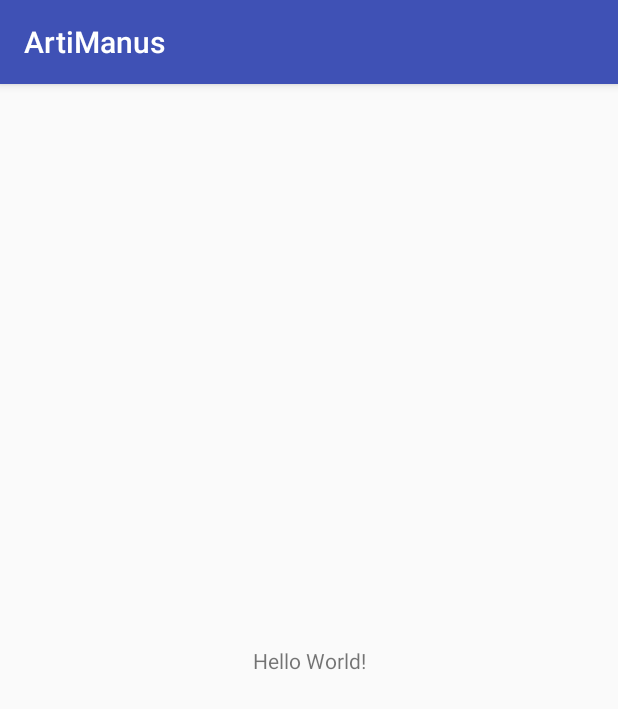
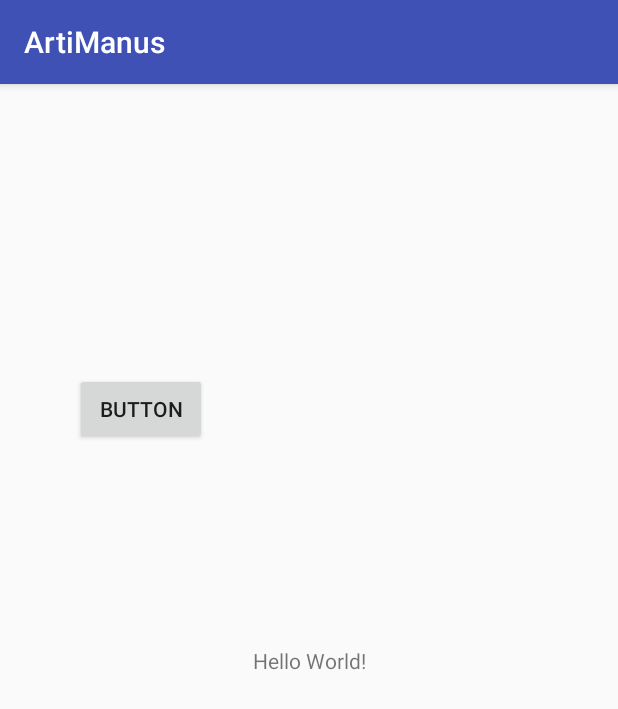
Before and after one commit to aldosoni1/ArtiManus, an Android app: the screen it shows after launch (MainActivity), on a phone screen of 412 x 824 dp. Shown: the top 709 px of the screen. Run offline under Robolectric (Android 15) with nearby library versions, the phone set to English and light mode, and no system bars.

Commit message:
Agregando un boton de prueba

```diff
--- a/app/src/main/res/layout/activity_main.xml
+++ b/app/src/main/res/layout/activity_main.xml
@@ -15,4 +15,18 @@
         app:layout_constraintRight_toRightOf="parent"
         app:layout_constraintTop_toTopOf="parent" />
 
+    <Button
+        android:id="@+id/button"
+        android:layout_width="wrap_content"
+        android:layout_height="wrap_content"
+        android:layout_marginBottom="399dp"
+        android:layout_marginEnd="260dp"
+        android:layout_marginStart="36dp"
+        android:layout_marginTop="64dp"
+        android:text="Button"
+        app:layout_constraintBottom_toBottomOf="parent"
+        app:layout_constraintEnd_toEndOf="parent"
+        app:layout_constraintStart_toStartOf="parent"
+        app:layout_constraintTop_toTopOf="parent" />
+
 </android.support.constraint.ConstraintLayout>
```
